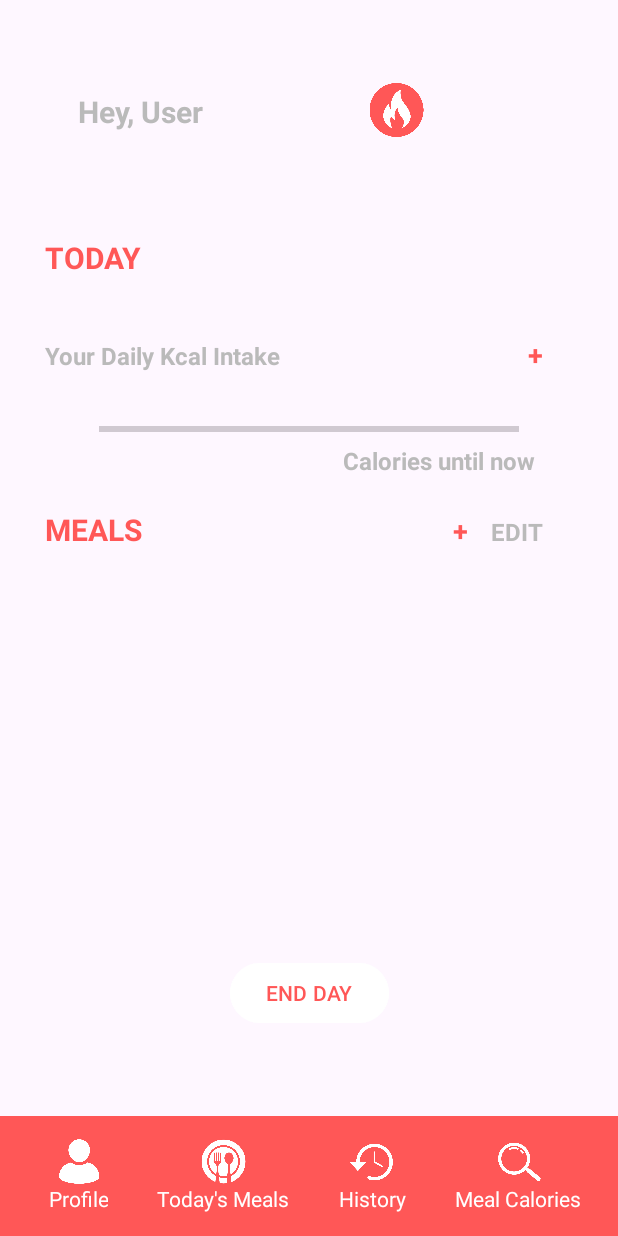
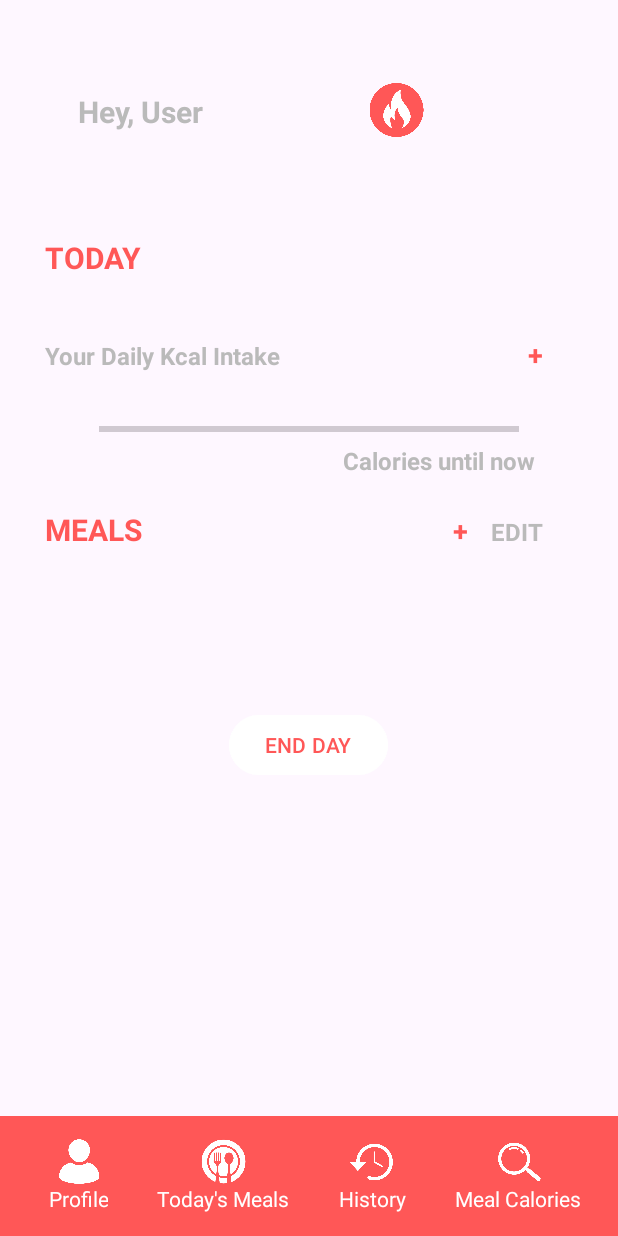
Before and after one commit to Fadrickmmb/GetFit_Android, an Android app: the MainScreen screen opened directly, with no data from a screen before it, on a phone screen of 412 x 824 dp. Run offline under Robolectric (Android 15) with nearby library versions, the phone set to English and light mode, and no system bars; our stand-ins replace Firebase (no records; nobody signed in at launch, a user with empty details on screens opened directly), Volley.

Commit message:
Minor changes in retrieving meals from database

```diff
--- a/app/src/main/java/com/example/getfit_android/MainScreen.java
+++ b/app/src/main/java/com/example/getfit_android/MainScreen.java
@@ -214,6 +214,7 @@ public class MainScreen extends AppCompatActivity {
 
                 MainScreenAdapter adapter = new MainScreenAdapter(MainScreen.this, mealList);
                 mealsList.setAdapter(adapter);
+                adapter.notifyDataSetChanged();
             }
 
             @Override
--- a/app/src/main/java/com/example/getfit_android/MainScreenAdapter.java
+++ b/app/src/main/java/com/example/getfit_android/MainScreenAdapter.java
@@ -1,6 +1,7 @@
 package com.example.getfit_android;
 
 import android.content.Context;
+import android.util.Log;
 import android.view.LayoutInflater;
 import android.view.View;
 import android.view.ViewGroup;
@@ -45,6 +46,8 @@ public class MainScreenAdapter extends BaseAdapter {
         Meal meal = mealList.get(position);
         mealName.setText(meal.getName());
         mealCalories.setText(String.valueOf(meal.getCalories()) + " kcal");
+        Log.d("MainScreenAdapter", "Position: " + position + ", Total Meals: " + mealList.size());
+
 
         return convertView;
     }
--- a/app/src/main/res/layout/activity_main_screen.xml
+++ b/app/src/main/res/layout/activity_main_screen.xml
@@ -196,6 +196,7 @@
 
 
     <ScrollView
+        android:id="@+id/scrollView2"
         android:layout_width="match_parent"
         android:layout_height="wrap_content"
         app:layout_constraintBottom_toBottomOf="parent"
@@ -216,14 +217,15 @@
         android:id="@+id/mainScreenEndButton"
         android:layout_width="wrap_content"
         android:layout_height="wrap_content"
+        android:backgroundTint="@color/white"
         android:text="END DAY"
-        android:backgroundTint="@color/white"
         android:textColor="@color/getFitRed"
         app:layout_constraintBottom_toBottomOf="@+id/bottomAppBar2"
         app:layout_constraintEnd_toEndOf="parent"
+        app:layout_constraintHorizontal_bias="0.498"
         app:layout_constraintStart_toStartOf="parent"
-        app:layout_constraintTop_toTopOf="parent"
-        app:layout_constraintVertical_bias="0.822" />
+        app:layout_constraintTop_toBottomOf="@+id/scrollView2"
+        app:layout_constraintVertical_bias="0.131" />
 
     <com.google.android.material.bottomappbar.BottomAppBar
         android:id="@+id/bottomAppBar2"
```
Also changed, not shown: app/src/main/res/layout/meal_list_item.xml (+5 -3 lines).
